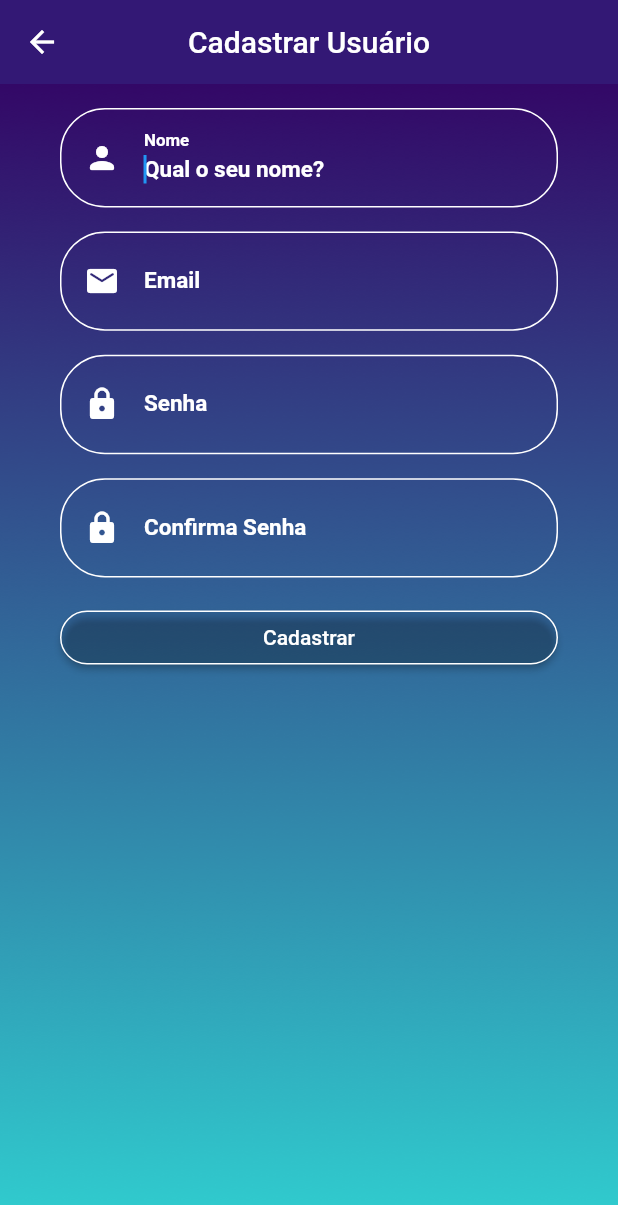
After one commit to Vidottolv/EzPrice, a Flutter app: the Precificar screen opened by its route, on a phone screen of 412 x 824 dp. The commit adds this screen. Shown: the top 1205 px of the screen. Run offline on Flutter 3.47's test engine with Material 2 defaults, Android fonts, the light colour scheme and no system bars; our stand-ins replace cloud_firestore, firebase_auth, firebase_core, google_fonts; accounts and stored records are empty.

Commit message:
criando precificacao

```diff
--- a/lib/main.dart
+++ b/lib/main.dart
@@ -12,6 +12,7 @@ import 'package:ezprice/views/ingrediente/cadastrar_ingrediente.dart';
 import 'package:ezprice/views/ingrediente/visualizar_ingredientes.dart';
 import 'package:ezprice/views/receita/cadastrar_receita.dart';
 import 'package:ezprice/views/receita/visualizar_receitas.dart';
+import 'package:ezprice/views/receita/precificacao.dart';
 
 Future<void> main() async {
   await Firebase.initializeApp(
@@ -28,12 +29,13 @@ Future<void> main() async {
         '/cadastrar': (context) => CadastrarUsuario(),
         '/esqueceu-senha': (context) => EsqueceuSenha(),
         '/esqueceu-senha/nova-senha': (context) => NovaSenha(),
-        '/home': (context) => Home(),
+        '/home': (context) => const Home(),
         '/sobre': (context) => const Sobre(),
         '/ingrediente/cadastrar': (context) => CadastrarIngrediente(),
         '/ingrediente/visualizar': (context) => VisualizarIngredientes(),
         '/receita/cadastrar': (context) => CadastrarReceita(),
         '/receita/visualizar': (context) => VisualizarReceitas(),
+        '/receita/pecificacao': (context) => const Precificar(),
       },
     ),
   );
--- a/lib/views/ingrediente/cadastrar_ingrediente.dart
+++ b/lib/views/ingrediente/cadastrar_ingrediente.dart
@@ -2,6 +2,8 @@ import 'package:ezprice/views/components/rounded_text_field.dart';
 import 'package:flutter/material.dart';
 import 'package:ezprice/views/components/app_theme.dart';
 import 'package:ezprice/views/components/menu_drawer.dart';
+import 'package:firebase_auth/firebase_auth.dart';
+import 'package:cloud_firestore/cloud_firestore.dart';
 
 class CadastrarIngrediente extends StatelessWidget {
   final TextEditingController nomeController = TextEditingController();
@@ -13,13 +15,28 @@ class CadastrarIngrediente extends StatelessWidget {
 
   @override
   Widget build(BuildContext context) {
+    User? user = FirebaseAuth.instance.currentUser;
+    String? nomeUsuario = '';
+    String? emailUsuario = '';
+
+    if (user != null) {
+      FirebaseFirestore.instance
+          .collection('usuarios')
+          .doc(user.uid)
+          .get()
+          .then((DocumentSnapshot<Map<String, dynamic>> userData) {
+        nomeUsuario = userData.get('nome');
+        emailUsuario = user.email;
+      });
+    }
+
     return Scaffold(
       appBar: AppBar(
         title: Text('Cadastro de Ingredientes'),
       ),
       drawer: MenuDrawer(
-        nome: 'Teste de Teste de Teste',
-        email: 'teste@email.com',
+        nome: nomeUsuario ?? 'Nome do Usuário',
+        email: emailUsuario ?? 'Email do Usuario',
       ),
       body: Container(
         decoration: AppTheme.backgroundDecoration,
--- /dev/null
+++ b/lib/views/receita/precificacao.dart
@@ -0,0 +1,78 @@
+// ignore_for_file: prefer_const_constructors
+
+import 'package:ezprice/controller/login_controller.dart';
+import 'package:ezprice/views/components/rounded_text_field.dart';
+import 'package:flutter/material.dart';
+import 'package:ezprice/views/components/app_theme.dart';
+
+class Precificar extends StatefulWidget {
+  const Precificar({Key? key}) : super(key: key);
+
+  @override
+  State<Precificar> createState() => _PrecificarState();
+}
+
+class _PrecificarState extends State<Precificar> {
+  final TextEditingController nomeController = TextEditingController();
+  final TextEditingController emailController = TextEditingController();
+  final TextEditingController senhaController = TextEditingController();
+  final TextEditingController confirmarSenhaController =
+      TextEditingController();
+
+  @override
+  Widget build(BuildContext context) {
+    final formKey = GlobalKey<FormState>();
+    return Scaffold(
+        appBar: AppBar(
+          title: const Text('Cadastrar Usuário'),
+        ),
+        body: Container(
+          decoration: AppTheme.backgroundDecoration,
+          padding: const EdgeInsets.symmetric(horizontal: 40),
+          child: Center(
+            child: Form(
+              key: formKey,
+              child: Column(
+                crossAxisAlignment: CrossAxisAlignment.stretch,
+                children: [
+                  SizedBox(height: 16),
+                  RoundedTextField(
+                      controller: nomeController,
+                      labelText: "Nome",
+                      hintText: "Qual o seu nome?",
+                      icon: Icons.person_rounded),
+                  SizedBox(height: 16),
+                  RoundedTextField(
+                      controller: emailController,
+                      labelText: "Email",
+                      hintText: "Digite seu Email",
+                      icon: Icons.email_rounded),
+                  SizedBox(height: 16),
+                  RoundedTextField(
+                      controller: senhaController,
+                      labelText: "Senha",
+                      hintText: "Digite sua Senha",
+                      icon: Icons.lock_rounded),
+                  SizedBox(height: 16),
+                  RoundedTextField(
+                      controller: confirmarSenhaController,
+                      labelText: "Confirma Senha",
+                      hintText: "Confirme sua Senha",
+                      icon: Icons.lock_rounded),
+                  SizedBox(height: 16),
+                  ElevatedButton(
+                      onPressed: () {
+                        LoginController().criarConta(
+                            context,
+                            nomeController.text,
+                            emailController.text,
+                            senhaController.text);
+                      },
+                      child: const Text('Cadastrar'))
+                ],
+              ),
+            ),
+          ),
+        ));
+  }
+}
--- a/lib/views/receita/visualizar_receitas.dart
+++ b/lib/views/receita/visualizar_receitas.dart
@@ -47,10 +47,6 @@ class VisualizarReceitas extends StatelessWidget {
           ),
         ],
       ),
-      drawer: MenuDrawer(
-        nome: 'Teste de Teste de Teste',
-        email: 'teste@email.com',
-      ),
       body: Container(
         decoration: AppTheme.backgroundDecoration,
         padding: const EdgeInsets.symmetric(horizontal: 40, vertical: 16),
```
Also changed, not shown: lib/views/components/menu_drawer.dart (+11 -4 lines), lib/views/home.dart (+11 -2 lines).
